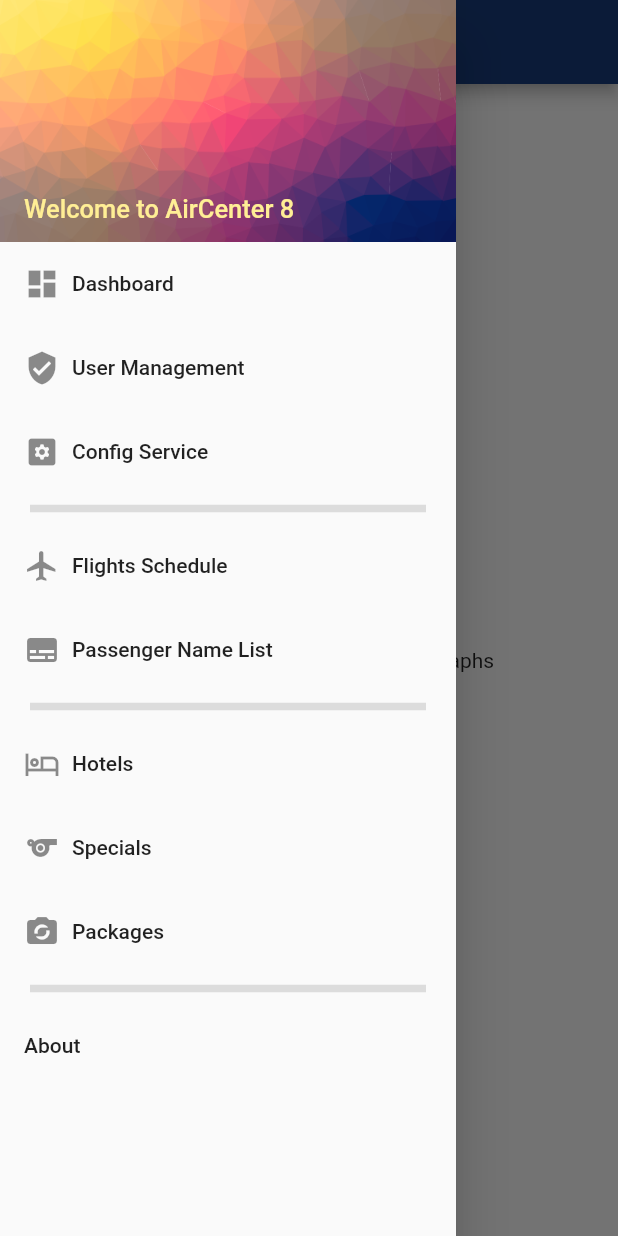
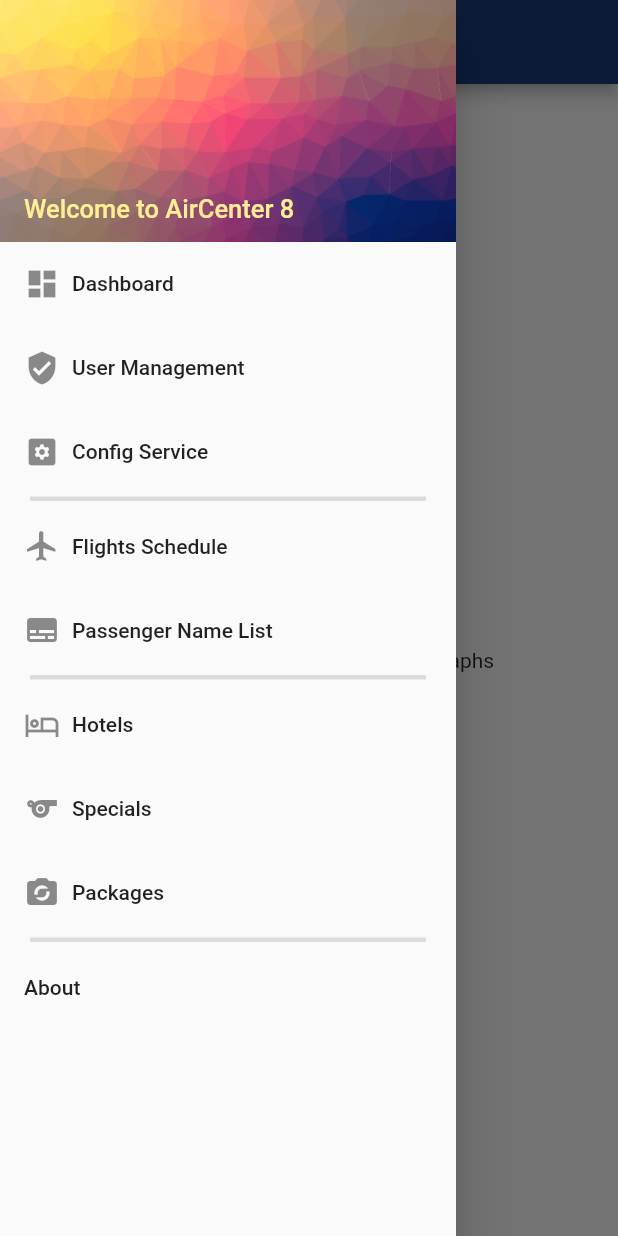
Before and after one commit to areca/flutter, a Flutter app: the screen it shows after launch, with the side drawer open, on a phone screen of 412 x 824 dp. Run offline on Flutter 3.47's test engine with Material 2 defaults, Android fonts, the phone set to English and light mode, and no system bars; our stand-ins replace cloud_firestore, firebase_auth, firebase_core, flutter_vector_icons, google_fonts, lottie and 1 more; missing offline and left inert: giffy_dialog; accounts and stored records are empty.

Commit message:
navigation

```diff
--- a/aircenter8_poc_mobile/lib/navigation/navigationDrawer.dart
+++ b/aircenter8_poc_mobile/lib/navigation/navigationDrawer.dart
@@ -31,8 +31,8 @@ class navigationDrawer extends StatelessWidget {
                 Navigator.pushReplacementNamed(context, pageRoutes.config),
           ),
           const Divider(
-            height: 20,
-            thickness: 5,
+            height: 7,
+            thickness: 3,
             indent: 20,
             endIndent: 20,
           ),
@@ -49,8 +49,8 @@ class navigationDrawer extends StatelessWidget {
                 Navigator.pushReplacementNamed(context, pageRoutes.pnl),
           ),
           const Divider(
-            height: 20,
-            thickness: 5,
+            height: 7,
+            thickness: 3,
             indent: 20,
             endIndent: 20,
           ),
@@ -79,8 +79,8 @@ class navigationDrawer extends StatelessWidget {
                 Navigator.pushReplacementNamed(context, pageRoutes.contact),
           ),*/
           const Divider(
-            height: 20,
-            thickness: 5,
+            height: 7,
+            thickness: 3,
             indent: 20,
             endIndent: 20,
           ),
```
